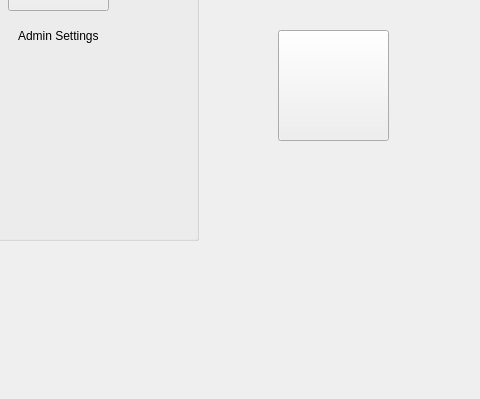
This is uifiles/admindash.ui in SwapnilSantra/project_quizzy as Qt 5 draws it before an edit; both pictures show x 442 to 922 and y 370 to 769 of the 922 by 769 pixel window. The edited form follows.
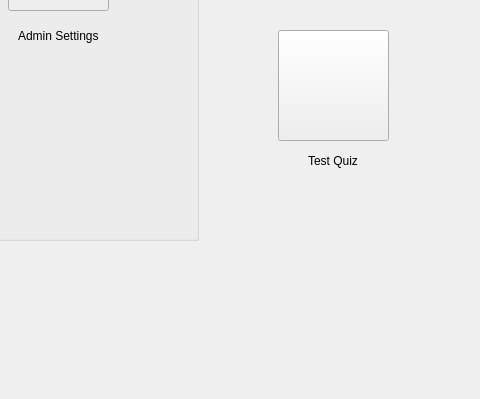
This is the edited form. Icons and pictures are not drawn.

Diff of the .ui file:
```diff
--- a/uifiles/admindash.ui
+++ b/uifiles/admindash.ui
@@ -595,6 +595,19 @@
      </size>
     </property>
    </widget>
+   <widget class="QLabel" name="label_18">
+    <property name="geometry">
+     <rect>
+      <x>750</x>
+      <y>520</y>
+      <width>51</width>
+      <height>21</height>
+     </rect>
+    </property>
+    <property name="text">
+     <string>Test Quiz</string>
+    </property>
+   </widget>
    <zorder>horizontalLayoutWidget</zorder>
    <zorder>layoutWidget</zorder>
    <zorder>leftmenu</zorder>
```
Left out of the diff: 7 changed lines with no effect on the pictures.
